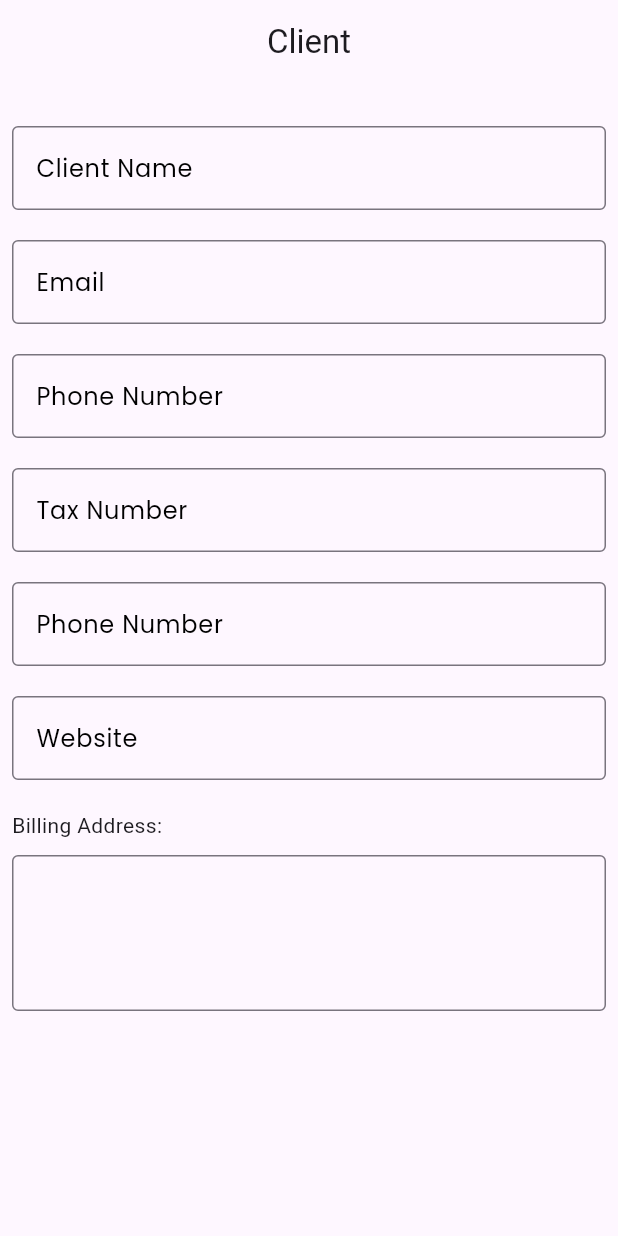
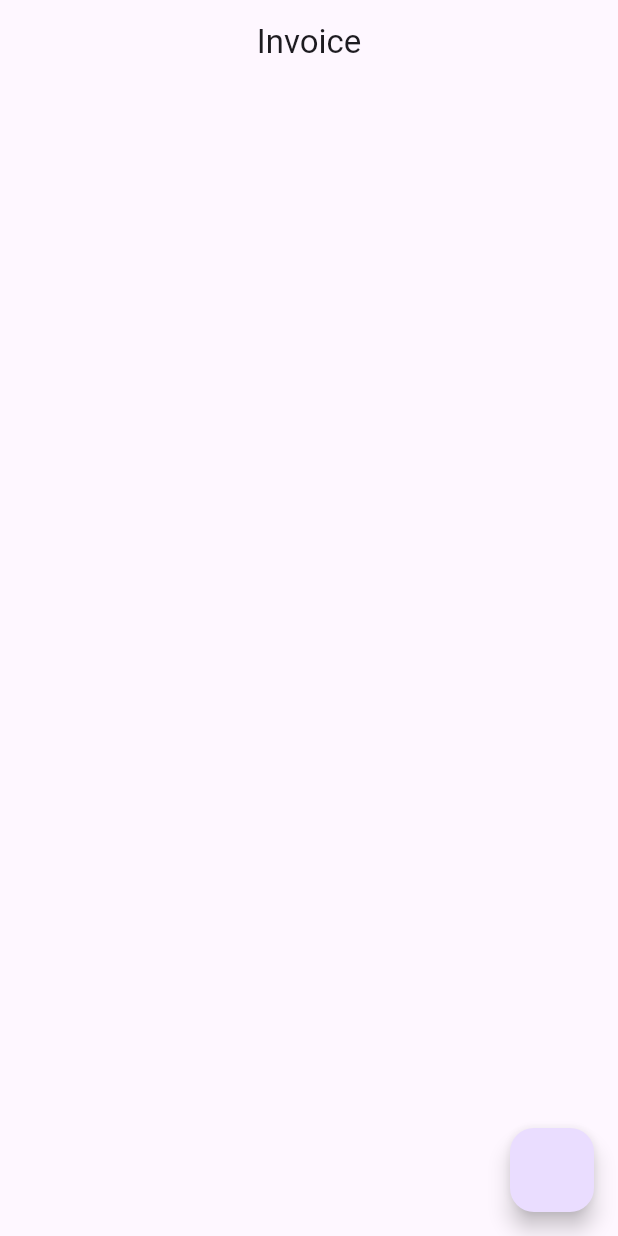
Before and after one commit to Rafayxee/invoizo, a Flutter app: the screen it shows after launch, on a phone screen of 412 x 824 dp. Run offline on Flutter 3.47's test engine with Material 3 defaults, Android fonts, the phone set to English and light mode, and no system bars; our stand-ins replace google_fonts.

Commit message:
HomeView added

```diff
--- a/lib/main.dart
+++ b/lib/main.dart
@@ -1,8 +1,10 @@
 import 'package:flutter/material.dart';
-import 'package:invoizo/views/Invoice/client_screen.dart';
+import 'package:invoizo/view/home/home_screen.dart';
 
 void main() {
-  runApp(const MyApp());
+  runApp(
+    const MyApp(),
+  );
 }
 
 class MyApp extends StatelessWidget {
@@ -13,7 +15,7 @@ class MyApp extends StatelessWidget {
   Widget build(BuildContext context) {
     return const MaterialApp(
       debugShowCheckedModeBanner: false,
-      home: ClientScreen(),
+      home: HomeView(),
     );
   }
 }
--- a/lib/views/home/home_screen.dart
+++ b/lib/view/Invoice/bill_from_view.dart
@@ -1,8 +1,8 @@
 import 'package:flutter/material.dart';
 import 'package:invoizo/widgets/ktext_field.dart';
 
-class HomeScreen extends StatelessWidget {
-  const HomeScreen({super.key});
+class BillFromView extends StatelessWidget {
+  const BillFromView({super.key});
 
   @override
   Widget build(BuildContext context) {
--- a/lib/views/Invoice/client_screen.dart
+++ b/lib/view/Invoice/bill_to_view.dart
@@ -1,8 +1,8 @@
 import 'package:flutter/material.dart';
 import 'package:invoizo/widgets/ktext_field.dart';
 
-class ClientScreen extends StatelessWidget {
-  const ClientScreen({super.key});
+class BillToView extends StatelessWidget {
+  const BillToView({super.key});
 
   @override
   Widget build(BuildContext context) {
--- /dev/null
+++ b/lib/view/home/home_screen.dart
@@ -0,0 +1,27 @@
+import 'package:flutter/material.dart';
+import 'package:invoizo/view/Invoice/invoice_view.dart';
+
+class HomeView extends StatelessWidget {
+  const HomeView({super.key});
+
+  @override
+  Widget build(BuildContext context) {
+    return Scaffold(
+      backgroundColor: Colors.white,
+      floatingActionButton: FloatingActionButton(onPressed: () {
+        Navigator.push(
+            context,
+            MaterialPageRoute(
+              builder: (context) => InvoiceView(),
+            ));
+      }),
+      appBar: AppBar(
+        title: const Text("Invoice"),
+        centerTitle: true,
+      ),
+      body: Scaffold(
+        body: Column(),
+      ),
+    );
+  }
+}
```
Also changed, not shown: lib/view/Invoice/invoice_view.dart (added, +85 -0 lines).
